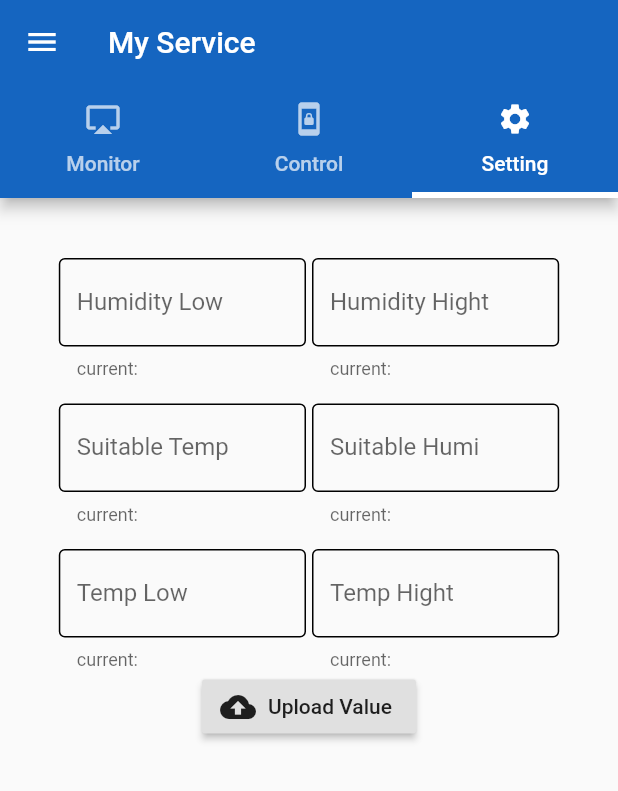
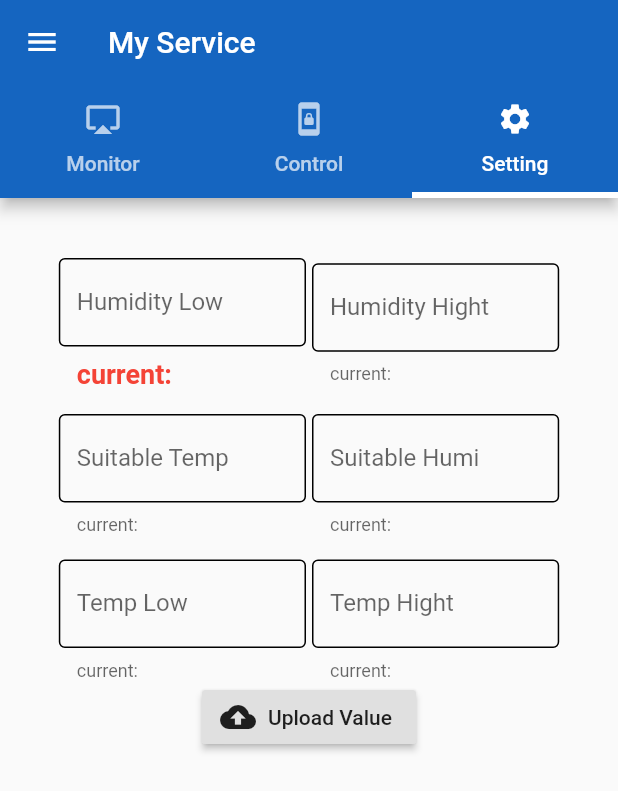
Before and after one commit to masterUNG/UngMushRoom, a Flutter app: the MyService screen opened directly, tab 3 chosen, on a phone screen of 412 x 824 dp. Shown: the top 791 px of the screen. Run offline on Flutter 3.47's test engine with Material 2 defaults, Android fonts, the light colour scheme and no system bars; our stand-ins replace firebase_auth, firebase_database; missing offline and left inert: flutter_webview_plugin; accounts and stored records are empty.

Commit message:
Finish 14 Nov

```diff
--- a/lib/screens/my_service.dart
+++ b/lib/screens/my_service.dart
@@ -15,7 +15,7 @@ class MyService extends StatefulWidget {
 class _MyServiceState extends State<MyService> {
   // Field
   final scaffoldKey = GlobalKey<ScaffoldState>();
-  // final Completer<WebViewController> _controller = Completer<WebViewController>();
+  String login = '...';
 
   // Method
   Widget hambargerButton() {
@@ -28,7 +28,43 @@ class _MyServiceState extends State<MyService> {
   }
 
   Widget showDrawer() {
-    return Drawer();
+    return Drawer(
+      child: ListView(
+        children: <Widget>[
+          showHead(),
+        ],
+      ),
+    );
+  }
+
+  Widget showHead() {
+    return DrawerHeader(
+      decoration: BoxDecoration(
+        image: DecorationImage(image: AssetImage('images/wall.jpg'),fit: BoxFit.cover),
+      ),
+      child: Column(
+        children: <Widget>[
+          showLogo(),
+          showAppName(),
+          showLogin(),
+        ],
+      ),
+    );
+  }
+
+  Widget showLogo() {
+    return Container(
+      height: 80.0,
+      child: Image.asset('images/logo.png'),
+    );
+  }
+
+  Widget showAppName() {
+    return Text('Ung MushRoom');
+  }
+
+  Widget showLogin() {
+    return Text('Login by $login');
   }
 
   Widget tabsMonitor() {
@@ -60,7 +96,8 @@ class _MyServiceState extends State<MyService> {
           leading: hambargerButton(),
           backgroundColor: MyStyle().textColor,
           title: Text('My Service'),
-          bottom: TabBar(indicatorColor: Colors.white,
+          bottom: TabBar(
+            indicatorColor: Colors.white,
             indicatorWeight: 4.0,
             tabs: <Widget>[
               tabsMonitor(),
@@ -68,20 +105,17 @@ class _MyServiceState extends State<MyService> {
               tabsSetting(),
             ],
           ),
-        ),body: TabBarView(children: <Widget>[Monitor(), Control(), Setting(),],),
+        ),
+        body: TabBarView(
+          children: <Widget>[
+            Monitor(),
+            Control(),
+            Setting(),
+          ],
+        ),
       ),
     );
   }
-
-  // Widget showWebView() {
-  //   return WebView(
-  //       initialUrl: 'https://www.androidthai.in.th',
-  //       javascriptMode: JavascriptMode.disabled,
-  //       onWebViewCreated: (WebViewController webViewController){
-  //         _controller.complete(webViewController);
-  //       },
-  //     );
-  // }
 
   @override
   Widget build(BuildContext context) {
--- a/lib/widget/setting.dart
+++ b/lib/widget/setting.dart
@@ -1,6 +1,7 @@
 import 'package:firebase_database/firebase_database.dart';
 import 'package:flutter/material.dart';
 import 'package:ungmushroom/models/iot_model.dart';
+import 'package:ungmushroom/utility/my_style.dart';
 
 class Setting extends StatefulWidget {
   @override
@@ -73,7 +74,7 @@ class _SettingState extends State<Setting> {
         initialValue: humLow,
         keyboardType: TextInputType.number,
         decoration: InputDecoration(
-          helperText: 'current: $humLow',
+          helperText: 'current: $humLow',helperStyle: MyStyle().red18,
           enabledBorder: OutlineInputBorder(
             borderSide: BorderSide(),
           ),
```
